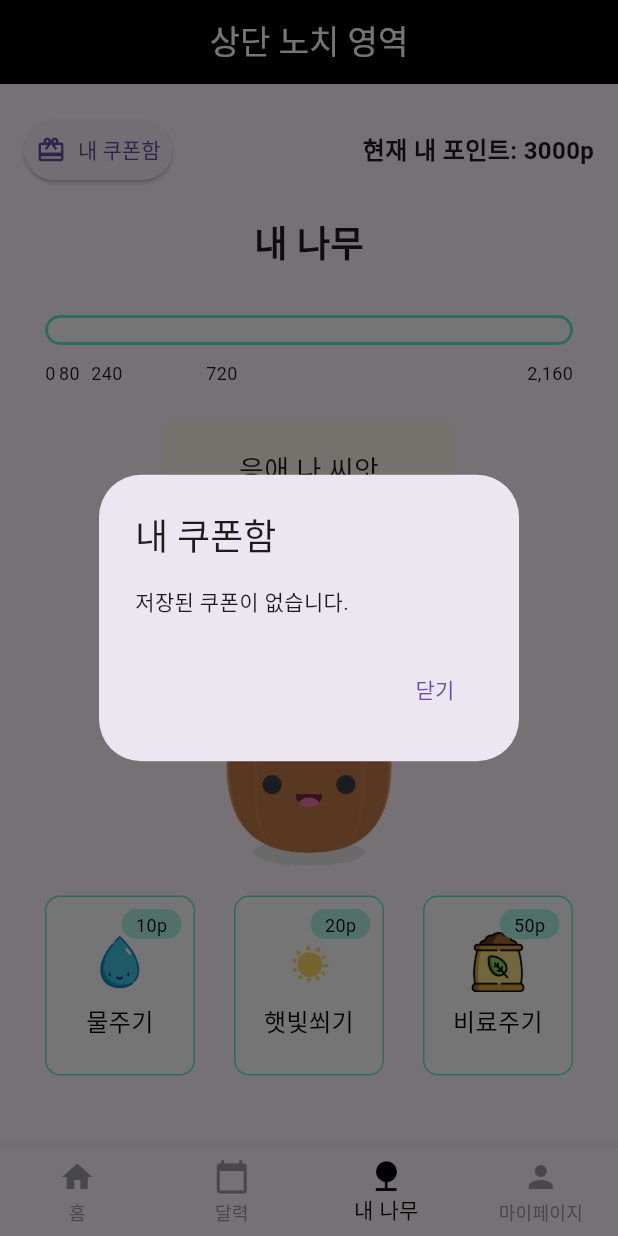
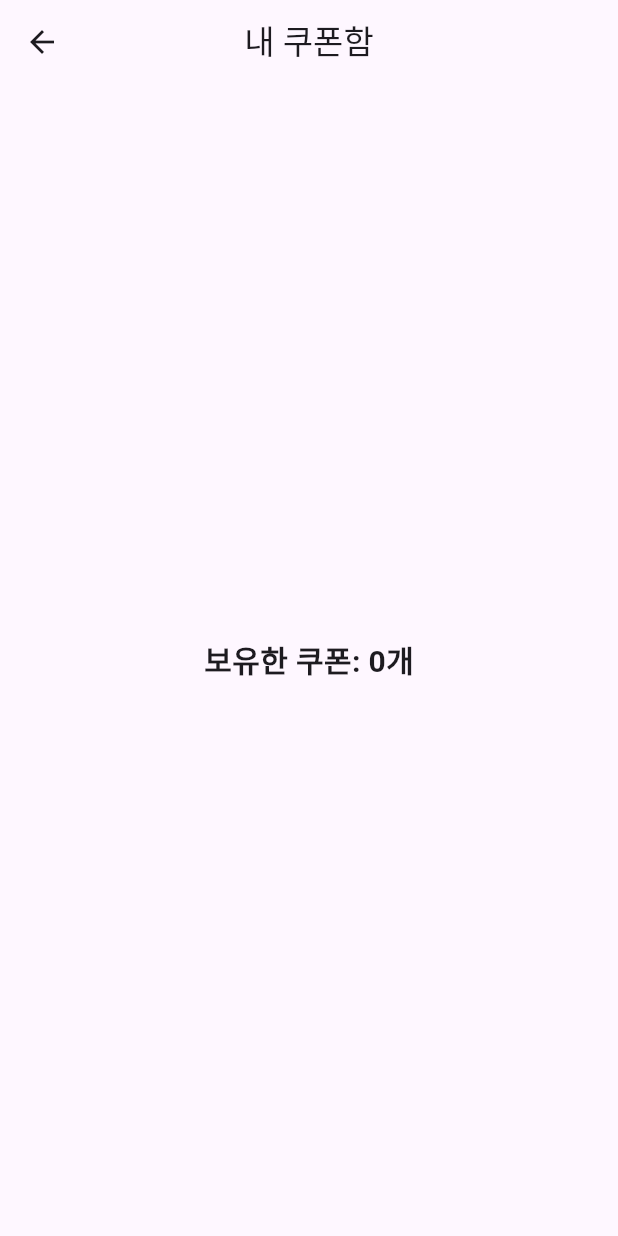
Before and after one commit to choimings/growing_tree, a Flutter app: the screen it shows after launch, after a tap on "내 쿠폰함", on a phone screen of 412 x 824 dp. Run offline on Flutter 3.47's test engine with Material 3 defaults, Android fonts, the phone set to English and light mode, and no system bars.

Commit message:
coupon_page connect / coupon, point UI change

```diff
--- /dev/null
+++ b/lib/coupon_page.dart
@@ -0,0 +1,23 @@
+import 'package:flutter/material.dart';
+
+class CouponPage extends StatelessWidget {
+  final int couponCount;
+
+  const CouponPage({Key? key, required this.couponCount}) : super(key: key);
+
+  @override
+  Widget build(BuildContext context) {
+    return Scaffold(
+      appBar: AppBar(
+        title: const Text('내 쿠폰함'),
+        centerTitle: true,
+      ),
+      body: Center(
+        child: Text(
+          "보유한 쿠폰: $couponCount개",
+          style: TextStyle(fontSize: 20, fontWeight: FontWeight.bold),
+        ),
+      ),
+    );
+  }
+}
--- a/lib/tree_page.dart
+++ b/lib/tree_page.dart
@@ -1,5 +1,6 @@
 import 'package:flutter/material.dart';
 import 'package:flutter/cupertino.dart';
+import 'coupon_page.dart';
 
 class TreePage extends StatefulWidget {
   @override
@@ -17,6 +18,7 @@ class _TreePageState extends State<TreePage> {
   int currentLevel = 0; // 현재 레벨 (0: 씨앗, 1: 새싹, 2: 나뭇가지, 3: 나무, 4: 꽃)
   String selectedCoupon = "플라스틱 방앗간 제품 교환권"; // 기본 선택 값
   List<String> myCoupons = []; // 쿠폰 목록 저장
+  int couponCount = 0; // 현재 보유한 쿠폰 개수
 
   void showLevelUpModal() {
     showDialog(
@@ -333,30 +335,70 @@ class _TreePageState extends State<TreePage> {
       body: Column(
         children: [
           SizedBox(height: 20),
+          // 내 쿠폰함과 현재 내 포인트
           Padding(
             padding: const EdgeInsets.symmetric(horizontal: 16.0),
             child: Row(
-              mainAxisAlignment: MainAxisAlignment.spaceBetween, // 좌우 배치
+              mainAxisAlignment: MainAxisAlignment.spaceBetween,
               children: [
                 // 내 쿠폰함 버튼
-                ElevatedButton.icon(
-                  onPressed: showMyCouponsModal, // "내 쿠폰함" 클릭 시 모달 열기
-                  icon: Icon(Icons.card_giftcard, size: 20),
-                  label: Text("내 쿠폰함", style: TextStyle(fontSize: 14)),
-                  style: ElevatedButton.styleFrom(
-                    padding: EdgeInsets.symmetric(horizontal: 8, vertical: 4),
-                    textStyle: TextStyle(fontSize: 12),
+                GestureDetector(
+                  onTap: () {
+                    // 쿠폰 페이지로 이동
+                    Navigator.push(
+                      context,
+                      MaterialPageRoute(
+                        builder: (context) => CouponPage(couponCount: couponCount),
+                      ),
+                    );
+                  },
+                  child: Row(
+                    children: [
+                      Icon(Icons.card_giftcard, size: 20, color: Colors.black),
+                      SizedBox(width: 5),
+                      Text(
+                        "내 쿠폰함",
+                        style: TextStyle(fontSize: 16, fontWeight: FontWeight.bold),
+                      ),
+                      SizedBox(width: 10),
+                      Container(
+                        padding: EdgeInsets.symmetric(horizontal: 10, vertical: 5),
+                        decoration: BoxDecoration(
+                          border: Border.all(color: Colors.grey),
+                          borderRadius: BorderRadius.circular(15),
+                        ),
+                        child: Text(
+                          "$couponCount개",
+                          style: TextStyle(fontSize: 14),
+                        ),
+                      ),
+                    ],
                   ),
                 ),
                 // 현재 내 포인트 텍스트
-                Text(
-                  '현재 내 포인트: ${points}p',
-                  style: TextStyle(fontSize: 16, fontWeight: FontWeight.bold),
+                Row(
+                  children: [
+                    Text(
+                      "현재 내 포인트",
+                      style: TextStyle(fontSize: 16, fontWeight: FontWeight.bold),
+                    ),
+                    SizedBox(width: 10),
+                    Container(
+                      padding: EdgeInsets.symmetric(horizontal: 10, vertical: 5),
+                      decoration: BoxDecoration(
+                        border: Border.all(color: Colors.grey),
+                        borderRadius: BorderRadius.circular(15),
+                      ),
+                      child: Text(
+                        "$points p",
+                        style: TextStyle(fontSize: 14),
+                      ),
+                    ),
+                  ],
                 ),
               ],
             ),
           ),
-
           SizedBox(height: 20),
           Text(
             '내 나무',
```
